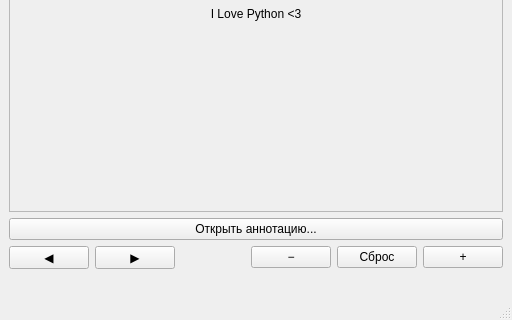
Dauxdu/ap-2026, file lab/lab_05/src/ui/main_window.ui: the form before one commit; both pictures show x 0 to 512 and y 192 to 512 of the 512 by 512 pixel window.
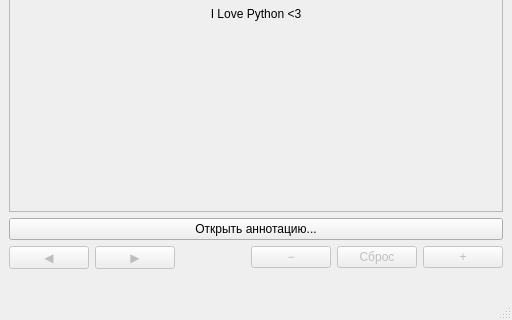
The form after the commit. Icons and pictures are not drawn.

Commit message: fix: initialize button states to disabled in MainWindow UI

Patch:
```diff
--- a/lab/lab_05/src/ui/main_window.ui
+++ b/lab/lab_05/src/ui/main_window.ui
@@ -86,6 +86,9 @@
      <layout class="QHBoxLayout" name="controls_layout">
       <item>
        <widget class="QPushButton" name="previous_button">
+        <property name="enabled">
+         <bool>false</bool>
+        </property>
         <property name="focusPolicy">
          <enum>Qt::FocusPolicy::NoFocus</enum>
         </property>
@@ -102,6 +105,9 @@
       </item>
       <item>
        <widget class="QPushButton" name="next_button">
+        <property name="enabled">
+         <bool>false</bool>
+        </property>
         <property name="focusPolicy">
          <enum>Qt::FocusPolicy::NoFocus</enum>
         </property>
@@ -131,6 +137,9 @@
       </item>
       <item>
        <widget class="QPushButton" name="zoom_out_button">
+        <property name="enabled">
+         <bool>false</bool>
+        </property>
         <property name="focusPolicy">
          <enum>Qt::FocusPolicy::NoFocus</enum>
         </property>
@@ -147,6 +156,9 @@
       </item>
       <item>
        <widget class="QPushButton" name="zoom_reset_button">
+        <property name="enabled">
+         <bool>false</bool>
+        </property>
         <property name="focusPolicy">
          <enum>Qt::FocusPolicy::NoFocus</enum>
         </property>
@@ -163,6 +175,9 @@
       </item>
       <item>
        <widget class="QPushButton" name="zoom_in_button">
+        <property name="enabled">
+         <bool>false</bool>
+        </property>
         <property name="focusPolicy">
          <enum>Qt::FocusPolicy::NoFocus</enum>
         </property>
```
The commit also changes 1 other file.
